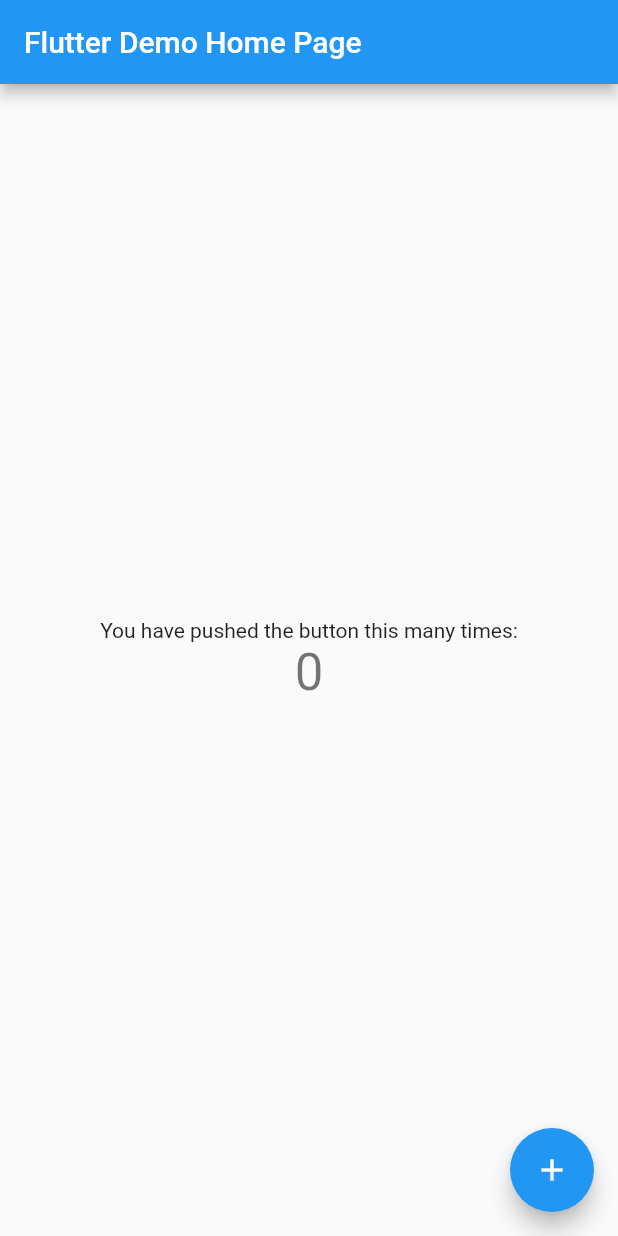
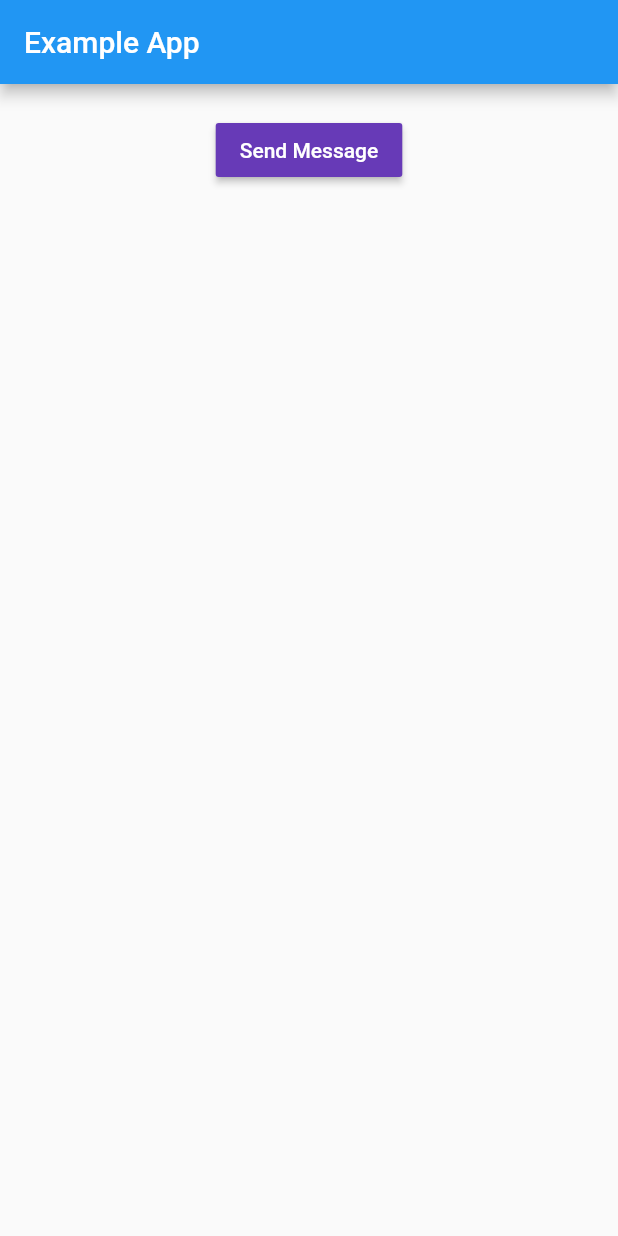
Before and after one commit to shrijanRegmi/peaman, a Flutter app: the screen it shows after launch, on a phone screen of 412 x 824 dp. Run offline on Flutter 3.47's test engine with Material 2 defaults, Android fonts, the phone set to English and light mode, and no system bars; our stand-ins replace cloud_firestore, firebase_auth, firebase_core; accounts and stored records are empty.

Commit message:
example project updated

```diff
--- a/example/lib/main.dart
+++ b/example/lib/main.dart
@@ -1,113 +1,98 @@
+import 'package:firebase_core/firebase_core.dart';
 import 'package:flutter/material.dart';
+import 'package:peaman/peaman.dart';
 
-void main() {
-  runApp(MyApp());
+void main() async {
+  runApp(ExampleApp());
 }
 
-class MyApp extends StatelessWidget {
-  // This widget is the root of your application.
+class ExampleApp extends StatelessWidget {
+  const ExampleApp({Key? key}) : super(key: key);
+
   @override
   Widget build(BuildContext context) {
+    return FutureBuilder(
+      future: Firebase.initializeApp(),
+      builder: (context, snap) {
+        if (snap.hasData) {
           return MaterialApp(
-      title: 'Flutter Demo',
-      theme: ThemeData(
-        // This is the theme of your application.
-        //
-        // Try running your application with "flutter run". You'll see the
-        // application has a blue toolbar. Then, without quitting the app, try
-        // changing the primarySwatch below to Colors.green and then invoke
-        // "hot reload" (press "r" in the console where you ran "flutter run",
-        // or simply save your changes to "hot reload" in a Flutter IDE).
-        // Notice that the counter didn't reset back to zero; the application
-        // is not restarted.
-        primarySwatch: Colors.blue,
+            title: 'Example App',
+            debugShowCheckedModeBanner: false,
+            home: Material(
+              child: HomeScreen(),
             ),
-      home: MyHomePage(title: 'Flutter Demo Home Page'),
+          );
+        }
+        return Container();
+      },
     );
   }
 }
 
-class MyHomePage extends StatefulWidget {
-  MyHomePage({Key? key, required this.title}) : super(key: key);
-
-  // This widget is the home page of your application. It is stateful, meaning
-  // that it has a State object (defined below) that contains fields that affect
-  // how it looks.
-
-  // This class is the configuration for the state. It holds the values (in this
-  // case the title) provided by the parent (in this case the App widget) and
-  // used by the build method of the State. Fields in a Widget subclass are
-  // always marked "final".
-
-  final String title;
-
-  @override
-  _MyHomePageState createState() => _MyHomePageState();
-}
-
-class _MyHomePageState extends State<MyHomePage> {
-  int _counter = 0;
-
-  void _incrementCounter() {
-    setState(() {
-      // This call to setState tells the Flutter framework that something has
-      // changed in this State, which causes it to rerun the build method below
-      // so that the display can reflect the updated values. If we changed
-      // _counter without calling setState(), then the build method would not be
-      // called again, and so nothing would appear to happen.
-      _counter++;
-    });
-  }
-
+class HomeScreen extends StatelessWidget {
+  const HomeScreen({Key? key}) : super(key: key);
   @override
   Widget build(BuildContext context) {
-    // This method is rerun every time setState is called, for instance as done
-    // by the _incrementCounter method above.
-    //
-    // The Flutter framework has been optimized to make rerunning build methods
-    // fast, so that you can just rebuild anything that needs updating rather
-    // than having to individually change instances of widgets.
     return Scaffold(
       appBar: AppBar(
-        // Here we take the value from the MyHomePage object that was created by
-        // the App.build method, and use it to set our appbar title.
-        title: Text(widget.title),
+        title: Text("Example App"),
       ),
-      body: Center(
-        // Center is a layout widget. It takes a single child and positions it
-        // in the middle of the parent.
+      body: SafeArea(
+        child: Center(
           child: Column(
-          // Column is also a layout widget. It takes a list of children and
-          // arranges them vertically. By default, it sizes itself to fit its
-          // children horizontally, and tries to be as tall as its parent.
-          //
-          // Invoke "debug painting" (press "p" in the console, choose the
-          // "Toggle Debug Paint" action from the Flutter Inspector in Android
-          // Studio, or the "Toggle Debug Paint" command in Visual Studio Code)
-          // to see the wireframe for each widget.
-          //
-          // Column has various properties to control how it sizes itself and
-          // how it positions its children. Here we use mainAxisAlignment to
-          // center the children vertically; the main axis here is the vertical
-          // axis because Columns are vertical (the cross axis would be
-          // horizontal).
-          mainAxisAlignment: MainAxisAlignment.center,
-          children: <Widget>[
-            Text(
-              'You have pushed the button this many times:',
+            children: [
+              SizedBox(
+                height: 20.0,
               ),
-            Text(
-              '$_counter',
-              style: Theme.of(context).textTheme.headline4,
+              MaterialButton(
+                onPressed: () async {
+                  final _message = PeamanMessage(
+                    text: 'new message more',
+                    senderId: 'shrijan_regmi',
+                    receiverId: 'ram_bahadur',
+                    milliseconds: DateTime.now().millisecondsSinceEpoch,
+                    type: PeamanMessageType.Text,
+                  );
+
+                  await PChatProvider.sendMessage('test_chat_id', _message);
+                },
+                color: Colors.deepPurple,
+                child: Text("Send Message"),
+                textColor: Colors.white,
               ),
+              SizedBox(
+                height: 20.0,
+              ),
+              _messagesDisplay(),
             ],
           ),
         ),
-      floatingActionButton: FloatingActionButton(
-        onPressed: _incrementCounter,
-        tooltip: 'Increment',
-        child: Icon(Icons.add),
-      ), // This trailing comma makes auto-formatting nicer for build methods.
+      ),
+    );
+  }
+
+  Widget _messagesDisplay() {
+    return Expanded(
+      child: StreamBuilder<List<PeamanMessage>>(
+        stream: PChatProvider.getMessages('test_chat_id', limit: 5),
+        builder: (context, snap) {
+          if (snap.hasData) {
+            final _messages = snap.data;
+
+            return ListView.builder(
+              itemCount: _messages?.length,
+              itemBuilder: (context, index) {
+                final _message = _messages![index];
+                return ListTile(
+                  leading: Icon(Icons.message),
+                  title: Text(_message.text),
+                );
+              },
+            );
+          }
+          return Container();
+        },
+      ),
     );
   }
 }
--- a/lib/main/peaman_auth_m.dart
+++ b/lib/main/peaman_auth_m.dart
@@ -22,8 +22,7 @@ class PAuthProvider {
         .signUpWithEmailAndPassword();
   }
 
-  static Future<void> logOut(
-      final PeamanUser appUser, final String password) async {
+  static Future<void> logOut() async {
     return await AuthProvider().logOut();
   }
 
--- a/lib/main/peaman_chat_m.dart
+++ b/lib/main/peaman_chat_m.dart
@@ -9,6 +9,7 @@ class PChatProvider {
   ) async {
     await MessageProvider(
       appUserId: message.senderId,
+      chatId: chatId,
     ).sendMessage(message: message);
   }
 
@@ -21,8 +22,11 @@ class PChatProvider {
     await MessageProvider(chatId: chatId).updateChatData(data);
   }
 
-  static Stream<List<PeamanMessage>> getMessages(final String chatId) {
-    return MessageProvider(chatId: chatId).messagesList;
+  static Stream<List<PeamanMessage>> getMessages(
+    final String chatId, {
+    final int limit = 10,
+  }) {
+    return MessageProvider(chatId: chatId, limit: limit).messagesList;
   }
 
   static Stream<List<PeamanChat>> getChats(final String uid) {
--- a/lib/models/message_model.dart
+++ b/lib/models/message_model.dart
@@ -1,32 +1,54 @@
 import 'package:peaman/enums/message_type.dart';
 
 class PeamanMessage {
-  String? text;
-  final String? senderId;
-  final String? receiverId;
-  final int? milliseconds;
-  final PeamanMessageType? type;
+  final String? id;
+  final String text;
+  final String senderId;
+  final String receiverId;
+  final int milliseconds;
+  final PeamanMessageType type;
   PeamanMessage({
-    this.text,
-    this.senderId,
-    this.receiverId,
-    this.milliseconds,
-    this.type,
+    this.id,
+    required this.text,
+    required this.senderId,
+    required this.receiverId,
+    required this.milliseconds,
+    required this.type,
   });
 
-  static Map<String, dynamic> toJson(PeamanMessage message) {
+  PeamanMessage copyWith({
+    final String? id,
+    final String? text,
+    final String? senderId,
+    final String? receiverId,
+    final int? milliseconds,
+    final PeamanMessageType? type,
+  }) {
+    return PeamanMessage(
+      id: id ?? this.id,
+      text: text ?? this.text,
+      senderId: senderId ?? this.senderId,
+      receiverId: receiverId ?? this.receiverId,
+      milliseconds: milliseconds ?? this.milliseconds,
+      type: type ?? this.type,
+    );
+  }
+
+  Map<String, dynamic> toJson() {
     return {
-      'text': message.text,
-      'senderId': message.senderId,
-      'receiverId': message.receiverId,
-      'milliseconds': message.milliseconds,
-      'type': message.type?.index,
+      'id': id,
+      'text': text,
+      'senderId': senderId,
+      'receiverId': receiverId,
+      'milliseconds': milliseconds,
+      'type': type.index,
     };
   }
 
   static PeamanMessage fromJson(Map<String, dynamic> data) {
-    if (data['type'] == PeamanMessageType?.Image.index) {
+    if (data['type'] == PeamanMessageType.Image.index) {
       return ImageMessage(
+        id: data['id'],
         text: data['text'],
         senderId: data['senderId'],
         receiverId: data['receiverId'],
@@ -35,6 +57,7 @@ class PeamanMessage {
       );
     }
     return TextMessage(
+      id: data['id'],
       text: data['text'],
       senderId: data['senderId'],
       receiverId: data['receiverId'],
@@ -45,19 +68,22 @@ class PeamanMessage {
 }
 
 class TextMessage extends PeamanMessage {
-  String? text;
-  final String? senderId;
-  final String? receiverId;
-  final int? milliseconds;
-  final PeamanMessageType? type;
+  final String? id;
+  final String text;
+  final String senderId;
+  final String receiverId;
+  final int milliseconds;
+  final PeamanMessageType type;
 
   TextMessage({
-    this.text,
-    this.senderId,
-    this.receiverId,
-    this.milliseconds,
-    this.type,
+    this.id,
+    required this.text,
+    required this.senderId,
+    required this.receiverId,
+    required this.milliseconds,
+    required this.type,
   }) : super(
+          id: id,
           text: text,
           senderId: senderId,
           receiverId: receiverId,
@@ -67,19 +93,22 @@ class TextMessage extends PeamanMessage {
 }
 
 class ImageMessage extends PeamanMessage {
-  String? text;
-  final String? senderId;
-  final String? receiverId;
-  final int? milliseconds;
-  final PeamanMessageType? type;
+  final String? id;
+  final String text;
+  final String senderId;
+  final String receiverId;
+  final int milliseconds;
+  final PeamanMessageType type;
 
   ImageMessage({
-    this.text,
-    this.senderId,
-    this.receiverId,
-    this.milliseconds,
-    this.type,
+    this.id,
+    required this.text,
+    required this.senderId,
+    required this.receiverId,
+    required this.milliseconds,
+    required this.type,
   }) : super(
+          id: id,
           text: text,
           senderId: senderId,
           receiverId: receiverId,
--- a/lib/services/database_services/message_provider.dart
+++ b/lib/services/database_services/message_provider.dart
@@ -7,10 +7,12 @@ class MessageProvider {
   final String? chatId;
   final DocumentReference<Map<String, dynamic>>? messageRef;
   final String? appUserId;
+  final int limit;
   MessageProvider({
     this.chatId,
     this.messageRef,
     this.appUserId,
+    this.limit = 10,
   });
 
   final _ref = FirebaseFirestore.instance;
@@ -18,7 +20,6 @@ class MessageProvider {
   // send message
   Future sendMessage({required final PeamanMessage message}) async {
     try {
-      final _message = PeamanMessage.toJson(message);
       final _messagesRef =
           _ref.collection('chats').doc(chatId).collection('messages');
       final _chatRef = _ref.collection('chats').doc(chatId);
@@ -56,6 +57,8 @@ class MessageProvider {
         );
       }
 
+      final _message = message.copyWith(id: _messagesRef.id).toJson();
+
       final _lastMsgRef = await _messagesRef.add(_message);
 
       _chatRef.update({'last_updated': DateTime.now()});
@@ -63,8 +66,8 @@ class MessageProvider {
 
       if (_messagesDocs.docs.length == 0) {
         _sendAdditionalProperties(
-          myId: message.senderId ?? '',
-          friendId: message.receiverId ?? '',
+          myId: message.senderId,
+          friendId: message.receiverId,
         );
       }
       print('Success: Sending message to ${message.receiverId}');
@@ -201,7 +204,7 @@ class MessageProvider {
         .doc(chatId)
         .collection('messages')
         .orderBy('milliseconds', descending: true)
-        .limit(50)
+        .limit(limit)
         .snapshots()
         .map(_messageFromFirebase);
   }
```
Also changed, not shown: example/pubspec.yaml (+4 -11 lines), example/pubspec.lock, 2 other files. Lines whose indentation alone changed are shown as unchanged.
